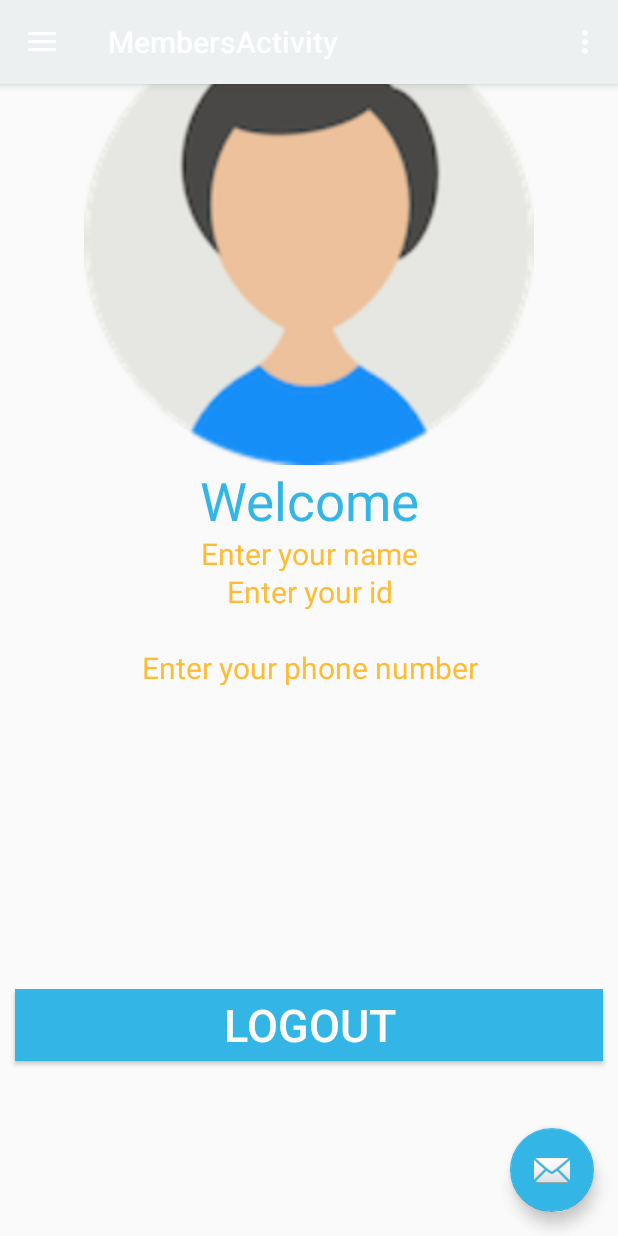
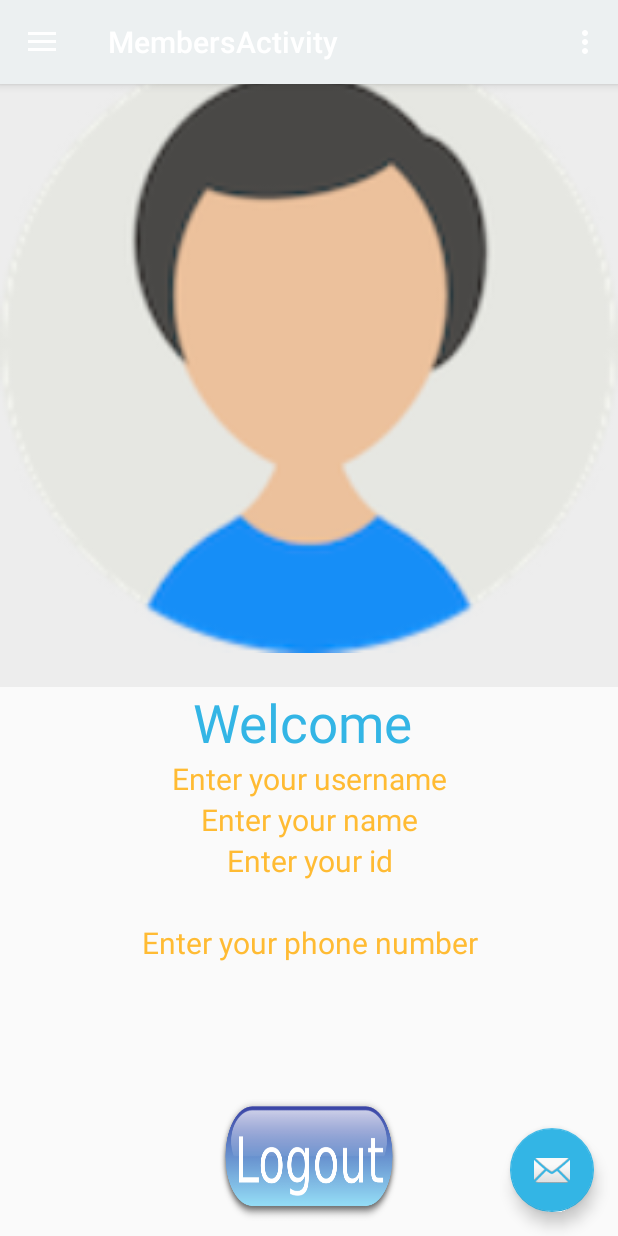
Before and after one commit to alexrupom/Share-and-Ride, an Android app: the MembersActivity screen opened directly, with no data from a screen before it, on a phone screen of 412 x 824 dp. Run offline under Robolectric (Android 15) with nearby library versions, the phone set to English and light mode, and no system bars; our stand-ins replace Firebase (no records; nobody signed in at launch, a user with empty details on screens opened directly).

Commit message:
minor updates

```diff
--- a/Application/Share&Ride/app/src/main/java/shafin/shareride/FindRideActivity.java
+++ b/Application/Share&Ride/app/src/main/java/shafin/shareride/FindRideActivity.java
@@ -29,6 +29,8 @@ public class FindRideActivity extends AppCompatActivity {
     private static final String TAG = "FindRideActivity";
 ListView listView;
 TextView textView;
+String i;
+public static String name;
     FirebaseAuth firebaseAuth;
     FirebaseDatabase firebaseDatabase;
     DatabaseReference databaseReference;
@@ -43,8 +45,10 @@ TextView textView;
         listView = (ListView) findViewById(R.id.findride);
 
 
-        FirebaseDatabase database=FirebaseDatabase.getInstance();
+        final FirebaseDatabase database=FirebaseDatabase.getInstance();
         myRef = database.getReference("post");
+
+
 
 
 
@@ -65,8 +69,37 @@ TextView textView;
                 ( (TextView) view.findViewById(R.id.line_b)).setText("To: "+chat.getTo());
                 ( (TextView) view.findViewById(R.id.line_c)).setText("Time: "+chat.getTime());
                 ( (TextView) view.findViewById(R.id.line_d)).setText("Vehicle: "+chat.getVehicle());
-                ( (TextView) view.findViewById(R.id.line_e)).setText("Posted by: "+chat.getId());
 
+
+                i=chat.getId().toString();
+                databaseReference= FirebaseDatabase.getInstance().getReference().child(i);
+
+                databaseReference.addValueEventListener(new ValueEventListener() {
+                    @Override
+                    public void onDataChange(DataSnapshot dataSnapshot) {
+
+
+                        UserInformation userinfo =dataSnapshot.getValue(UserInformation.class);
+
+                        if (userinfo==null){
+                            return;
+                        }
+                       name=userinfo.getName();
+
+                        Toast.makeText(getApplicationContext(),"Name is : "+name,Toast.LENGTH_SHORT).show();
+
+
+
+                    }
+
+                    @Override
+                    public void onCancelled(DatabaseError databaseError) {
+
+                        Log.w(TAG, "Failed to read value.", databaseError.toException());
+                    }
+                });
+
+                ( (TextView) view.findViewById(R.id.line_e)).setText("Poasted by: "+name);
 
                 return view;}
         };
@@ -81,6 +114,7 @@ TextView textView;
                 PostInformation chat = dataSnapshot.getValue(PostInformation.class);
                 messages.add(chat);
                 adapter.notifyDataSetChanged();
+
             }
 
             @Override
@@ -103,6 +137,8 @@ TextView textView;
 
             }
         });
+
+
     }
 
     private void toastMsg(String message){
--- a/Application/Share&Ride/app/src/main/java/shafin/shareride/MembersActivity.java
+++ b/Application/Share&Ride/app/src/main/java/shafin/shareride/MembersActivity.java
@@ -36,7 +36,7 @@ public class MembersActivity extends AppCompatActivity
     FirebaseAuth firebaseAuth;
     TextView textViewemail;
     Button logout;
-    TextView textViewName,textViewID,textViewPhone;
+    TextView textViewName,textViewUserName,textViewID,textViewPhone;
     ImageView imageView;
     FirebaseDatabase firebaseDatabase;
     DatabaseReference databaseReference;
@@ -54,6 +54,7 @@ public class MembersActivity extends AppCompatActivity
 
         textViewemail=(TextView)findViewById(R.id.email);
         textViewName=(TextView)findViewById(R.id.name);
+        textViewUserName=(TextView)findViewById(R.id.username);
         textViewID=(TextView)findViewById(R.id.id);
         textViewPhone=(TextView)findViewById(R.id.phone);
         imageView=(ImageView)findViewById(R.id.image);
@@ -123,8 +124,10 @@ public class MembersActivity extends AppCompatActivity
                }
                String id=userinfo.getId();
                String phone=userinfo.getPhone();
+                String name=userinfo.getName();
                textViewPhone.setText("Phone: "+phone);
                textViewID.setText("ID: "+id);
+               textViewName.setText("Name: "+name);
                 //Toast.makeText(getApplicationContext(),"id is : "+id,Toast.LENGTH_SHORT).show();
 
             }
@@ -162,7 +165,7 @@ public class MembersActivity extends AppCompatActivity
               String photoUrl =user.getPhotoUrl().toString() ;
            }
            if (user.getDisplayName()!=null) {
-               textViewName.setText(user.getDisplayName());
+               textViewUserName.setText(user.getDisplayName());
            }
        }
     }
--- a/Application/Share&Ride/app/src/main/res/layout/content_members.xml
+++ b/Application/Share&Ride/app/src/main/res/layout/content_members.xml
@@ -10,28 +10,44 @@
         android:layout_width="match_parent"
         android:layout_height="match_parent"
         android:orientation="vertical"
-
-        android:layout_weight="1">
+        android:background="#10363636"
+        android:layout_weight=".20">
 
         <ImageView
             android:id="@+id/image"
             android:layout_width="match_parent"
-            android:layout_height="300dp"
-            android:layout_marginTop="10dp"
+            android:layout_height="match_parent"
             app:srcCompat="@drawable/avatar" />
+    </LinearLayout>
+
+
+    <LinearLayout
+        android:layout_width="match_parent"
+        android:layout_height="match_parent"
+        android:orientation="vertical"
+        android:layout_weight=".30">
+
 
             <TextView
                 android:id="@+id/textView2"
                 android:layout_width="match_parent"
-            android:layout_height="45dp"
-            android:text="Welcome"
+                android:layout_height="wrap_content"
+                android:text="Welcome "
                 android:textAlignment="center"
                 android:textSize="35dp"
                 android:textColor="@android:color/holo_blue_light"/>
             <TextView
+                android:id="@+id/username"
+                android:layout_width="match_parent"
+                android:layout_height="wrap_content"
+                android:textAlignment="center"
+                android:textSize="20dp"
+                android:hint="Enter your username"
+                android:textColorHint="@android:color/holo_orange_light"/>
+            <TextView
                 android:id="@+id/name"
                 android:layout_width="match_parent"
-            android:layout_height="25dp"
+                android:layout_height="wrap_content"
                 android:textAlignment="center"
                 android:textSize="20dp"
                 android:hint="Enter your name"
@@ -40,7 +56,7 @@
             <TextView
                 android:id="@+id/id"
                 android:layout_width="match_parent"
-            android:layout_height="25dp"
+                android:layout_height="wrap_content"
                 android:textAlignment="center"
                 android:textSize="20dp"
                 android:hint="Enter your id"
@@ -49,39 +65,42 @@
             <TextView
                 android:id="@+id/email"
                 android:layout_width="match_parent"
-            android:layout_height="25dp"
-            android:text="ashzarul.haque@northsouth.edu"
+                android:layout_height="wrap_content"
+                android:text="email"
                 android:textAlignment="center"
                 android:textSize="20dp" />
 
             <TextView
                 android:id="@+id/phone"
                 android:layout_width="match_parent"
-            android:layout_height="25dp"
+                android:layout_height="wrap_content"
                 android:textAlignment="center"
                 android:textSize="20dp"
                 android:hint="Enter your phone number"
                 android:textColorHint="@android:color/holo_orange_light"/>
+
+
+
+
     </LinearLayout>
 
 
     <LinearLayout
         android:layout_width="match_parent"
         android:layout_height="match_parent"
-        android:layout_weight="4"
-
-        android:orientation="horizontal">
+        android:layout_weight=".4"
+        android:gravity="center"
+        android:orientation="vertical">
 
         <Button
             android:id="@+id/logout"
-            android:layout_width="wrap_content"
+            android:layout_width="120dp"
             android:layout_height="wrap_content"
             android:layout_weight="1"
-            android:text="Logout"
-            android:background="@android:color/holo_blue_light"
-            android:layout_marginRight="10dp"
-            android:layout_marginLeft="10dp"
-            android:textColor="@android:color/white"
-            android:textSize="30dp"/>
+            android:gravity="center"
+            android:background="@drawable/logout"
+            android:layout_marginBottom="10dp"
+            />
     </LinearLayout>
+
 </LinearLayout>
--- a/Application/Share&Ride/app/src/main/res/layout/twolines.xml
+++ b/Application/Share&Ride/app/src/main/res/layout/twolines.xml
@@ -21,14 +21,12 @@
         android:layout_width="match_parent"
         android:layout_height="wrap_content"
         android:text="TextView"
-
         android:textSize="25dp" />
     <TextView
         android:id="@+id/line_c"
         android:layout_width="match_parent"
         android:layout_height="wrap_content"
         android:text="TextView"
-
         android:textSize="20dp"
          />
 
@@ -37,7 +35,6 @@
         android:layout_width="match_parent"
         android:layout_height="wrap_content"
         android:text="TextView"
-
         android:textSize="20dp" />
     <TextView
         android:id="@+id/line_e"
```
Also changed, not shown: Application/Share&Ride/app/src/main/res/drawable/logout.png (added), 2 other files. Lines whose indentation alone changed are shown as unchanged.
